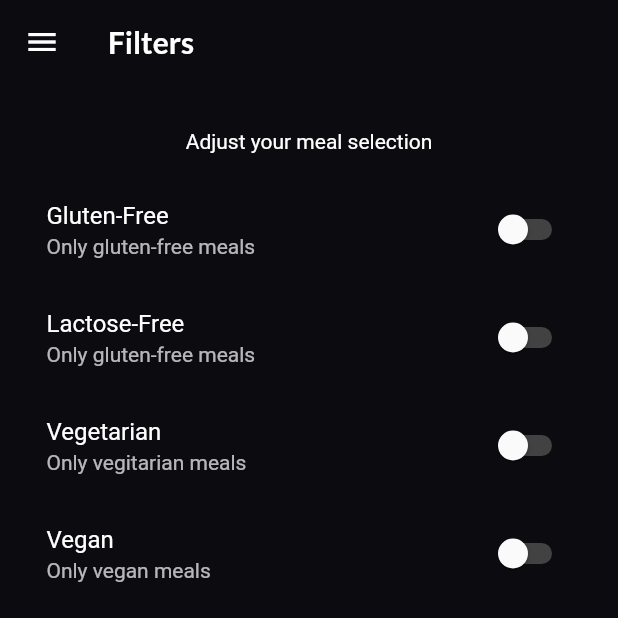
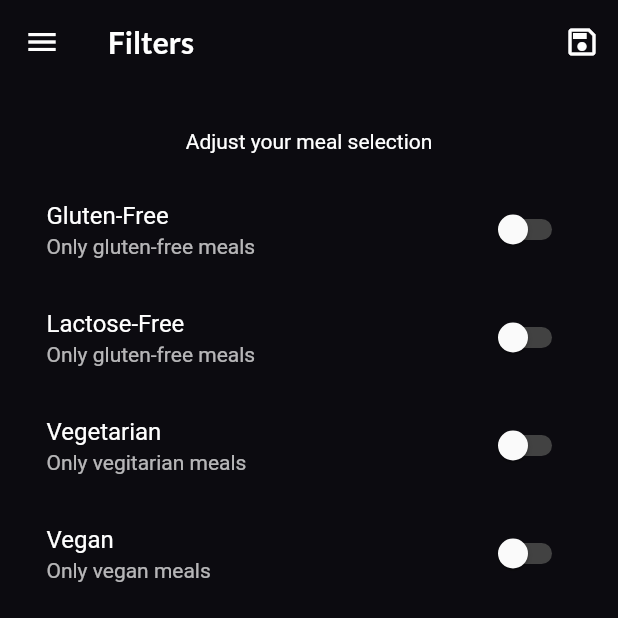
Before and after one commit to Basith-P/DeliMeals, a Flutter app: the FiltersScreen screen opened by its route, on a phone screen of 412 x 824 dp, the top half of it. Run offline on Flutter 3.47's test engine with Material 2 defaults, Android fonts, the phone set to English and light mode, and no system bars; our stand-ins replace google_fonts; network calls fail.

Commit message:
Add filters logic

```diff
--- a/lib/screens/category_meals_screen.dart
+++ b/lib/screens/category_meals_screen.dart
@@ -1,16 +1,18 @@
 import 'package:flutter/material.dart';
 
-import '/dummy_data.dart';
 import '/widgets/meal_item.dart';
 
 class CategoryMealsScreen extends StatelessWidget {
   static const routName = '/category-meals';
+  final List availableMeals;
+
+  CategoryMealsScreen(this.availableMeals);
 
   @override
   Widget build(BuildContext context) {
     final routeArgs = ModalRoute.of(context).settings.arguments as Map<String, String>;
     final catId = routeArgs['id'];
-    final catMeals = DUMMY_MEALS.where((meal) {
+    final catMeals = availableMeals.where((meal) {
       return meal.categories.contains(catId);
     }).toList();
 
--- a/lib/screens/filters_screen.dart
+++ b/lib/screens/filters_screen.dart
@@ -1,9 +1,14 @@
+import 'package:flutter/cupertino.dart';
 import 'package:flutter/material.dart';
 
 import '/widgets/main_drawer.dart';
 
 class FiltersScreen extends StatefulWidget {
   static const routName = '/filters';
+  final Map<String, bool> currentFilters;
+  final Function saveFilters;
+
+  FiltersScreen(this.currentFilters, this.saveFilters);
 
   @override
   State<FiltersScreen> createState() => _FiltersScreenState();
@@ -14,6 +19,15 @@ class _FiltersScreenState extends State<FiltersScreen> {
   var _vegetarian = false;
   var _vegan = false;
   var _lactoseFree = false;
+
+  @override
+  void initState() {
+    _glutenFree = widget.currentFilters['gluten'];
+    _lactoseFree = widget.currentFilters['lactose'];
+    _vegan = widget.currentFilters['vegan'];
+    _vegetarian = widget.currentFilters['vegetarian'];
+    super.initState();
+  }
 
   _buildSwitchListTile(
     String title,
@@ -36,6 +50,23 @@ class _FiltersScreenState extends State<FiltersScreen> {
     return Scaffold(
         appBar: AppBar(
           title: Text('Filters'),
+          actions: [
+            IconButton(
+              onPressed: () {
+                final selectedFilters = {
+                  'gluten': _glutenFree,
+                  'lactose': _lactoseFree,
+                  'vegan': _vegan,
+                  'vegetarian': _vegetarian,
+                };
+                widget.saveFilters(selectedFilters);
+              },
+              icon: Icon(
+                Icons.save_outlined,
+                color: Colors.white,
+              ),
+            ),
+          ],
         ),
         drawer: MainDrawer(),
         body: Padding(
```
Also changed, not shown: lib/main.dart (+27 -2 lines).
